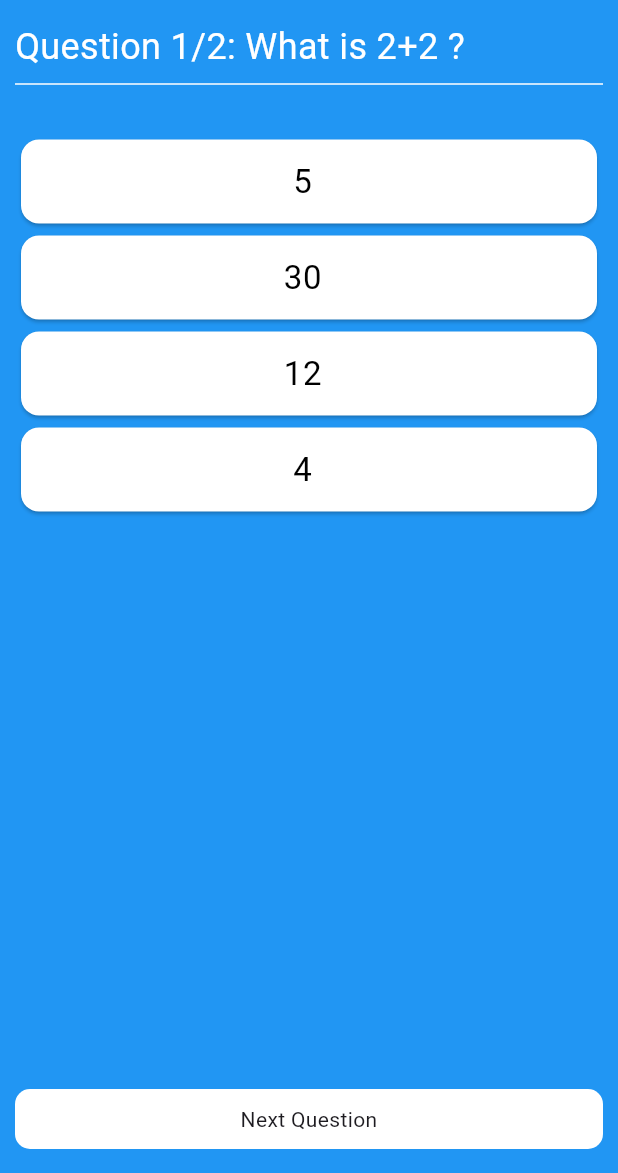
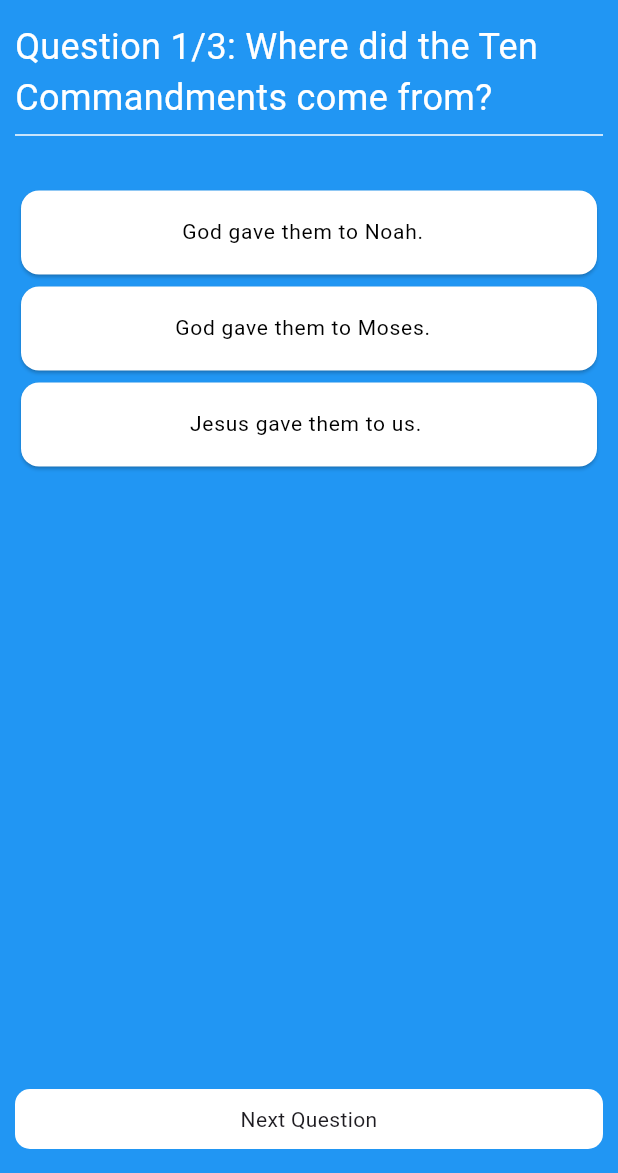
Before and after one commit to marquinhos2017/quiz_app, a Flutter app: the screen it shows after launch, on a phone screen of 412 x 824 dp, the part 63-1236 px from its top. Run offline on Flutter 3.47's test engine with Material 3 defaults, Android fonts, the phone set to English and light mode, and no system bars.

Commit message:
first commit

```diff
--- a/lib/main.dart
+++ b/lib/main.dart
@@ -18,7 +18,7 @@ class MyApp extends StatelessWidget {
         colorScheme: ColorScheme.fromSeed(seedColor: Colors.deepPurple),
         useMaterial3: true,
       ),
-      home: HomeScreen(),
+      home: const HomeScreen(),
     );
   }
 }
--- a/lib/screens/home_screen.dart
+++ b/lib/screens/home_screen.dart
@@ -14,22 +14,41 @@ class HomeScreen extends StatefulWidget {
 }
 
 class _HomeScreenState extends State<HomeScreen> {
-  List<Question> _questions = [
+  final List<Question> _questions = [
     Question(
-      id: '10',
-      title: 'What is 2+2 ?',
-      options: {'5': false, '30': false,'12': false,'4': true}
+      id: '1',
+      title: 'Where did the Ten Commandments come from?',
+      options: {'God gave them to Noah.': true, 'God gave them to Moses.': false,' Jesus gave them to us.': false}
     ),
      Question(
-      id: '11',
-      title: 'What is 1+2 ?',
-      options: {'3': true, '30': false,'12': false,'4': false}
+      id: '2',
+      title: 'What happened to the prophet Jonah?',
+      options: {'He was thrown into a den of lions.': true, 'He was thrown into a fiery furnace.': false,'He was swallowed by a giant fish.': false}
+    ),
+    Question(
+      id: '3',
+      title: 'What happened to the prophet Daniel?',
+      options: {'He was thrown into a den of lions.': true, 'He was thrown into a fiery furnace.': false,'He was swallowed by a giant fish.': false}
     )
   ];
   int index=0;
   int score = 0;
   bool isPressed = false;
   bool isAlreadySelected = false;
+  int itemclicado = 0;
+
+  Color chooseColor(bool value, int idClicado, int i){
+    if(value == true){
+      print("Valor Correto e Clicado no Correto");
+      return Colors.green;
+    }if(value == false && idClicado == i){
+      print("Clicado no Valor Incorreto $idClicado");
+      return Colors.red;
+    }else{
+      return neutral;
+    }
+
+  }
 
   void nextQuestion(){
     if(index == _questions.length-1){
@@ -46,7 +65,7 @@ class _HomeScreenState extends State<HomeScreen> {
         });
       }else{
         ScaffoldMessenger.of(context).showSnackBar(const SnackBar(
-            content: const Text("Please select any option"),
+            content: Text("Please select any option"),
             behavior: SnackBarBehavior.floating,
             margin: EdgeInsets.symmetric(vertical: 20),
           ));
@@ -56,21 +75,22 @@ class _HomeScreenState extends State<HomeScreen> {
 
   }
 
-  void checkAnswerandUpdate(bool value){
-
+  void checkAnswerandUpdate(bool value, int i){
+    itemclicado = i;
     if(isAlreadySelected){
       return;
     }else{
 
       if(value == true){
-        print("Selecionado a correta");
+
+        //print("Selecionado a correta");
         score++;
         setState(() {
           isPressed = true;
           isAlreadySelected = true;
         });
       }else{
-        print("Selecionado a errada");
+       //print("Selecionado a errada");
       }
        setState(() {
           isPressed = true;
@@ -78,6 +98,7 @@ class _HomeScreenState extends State<HomeScreen> {
         });
     }
   }
+
 
   void startOver(){
     setState(() {
@@ -106,7 +127,7 @@ class _HomeScreenState extends State<HomeScreen> {
           Padding(padding: const EdgeInsets.all(10),
           child: Text(
             'Score: $score',
-            style: TextStyle(
+            style: const TextStyle(
               fontSize: 20,
               color: neutral
               ),
@@ -128,16 +149,23 @@ class _HomeScreenState extends State<HomeScreen> {
               const SizedBox(height: 25),
               for(int i = 0; i < _questions[index].options.length;i++)
                 GestureDetector(
-                  onTap: () => checkAnswerandUpdate(_questions[index].options.values.toList()[i] ),
-                  child: OptionCard(
-                    option: _questions[index].options.keys.toList()[i],
-                    color: isPressed
-                      ? _questions[index].options.values.toList()[i] == true
-                        ? correct
-                        : incorrect
-                    : neutral,
+                  onTap: () => checkAnswerandUpdate(_questions[index].options.values.toList()[i], i),
+                  child:
+                        Card(
+                        color:  isPressed ? chooseColor(_questions[index].options.values.toList()[i], itemclicado, i) :neutral,
+                        child: ListTile(
+                          title: Text(
+                            _questions[index].options.keys.toList()[i],
+                            textAlign: TextAlign.center,
+                            style: TextStyle(
+                              fontSize: 14,
+                              color: isPressed ? Colors.black : Colors.black
+                            ),
+                          ),
+                        ),
+                      )
 
-                  ),
+
                 ),
 
 
--- a/lib/widgets/option_card.dart
+++ /dev/null
@@ -1,27 +0,0 @@
-import 'package:flutter/material.dart';
-import 'package:quiz_app/constants.dart';
-
-class OptionCard extends StatelessWidget {
-  const OptionCard({super.key, required this.option, required this.color});
-  final String option;
-
-  final Color color;
-
-
-  @override
-  Widget build(BuildContext context) {
-    return Card(
-      color:  color,
-      child: ListTile(
-        title: Text(
-          option,
-          textAlign: TextAlign.center,
-          style: TextStyle(
-            fontSize: 22,
-            color: color.red != color.green ? neutral : Colors.black,
-          ),
-        ),
-      ),
-    );
-  }
-}
--- a/lib/widgets/question_widget.dart
+++ b/lib/widgets/question_widget.dart
@@ -18,7 +18,7 @@ class QuestionWidget extends StatelessWidget {
   Widget build(BuildContext context) {
     return Container(
       alignment: Alignment.centerLeft,
-      child: Text('Question ${indexAction + 1}/$totalQuestions: $question',style: TextStyle(
+      child: Text('Question ${indexAction + 1}/$totalQuestions: $question',style: const TextStyle(
         fontSize: 24,
         color: neutral,
       ),),
```
Also changed, not shown: lib/widgets/result_box.dart (+10 -10 lines).
